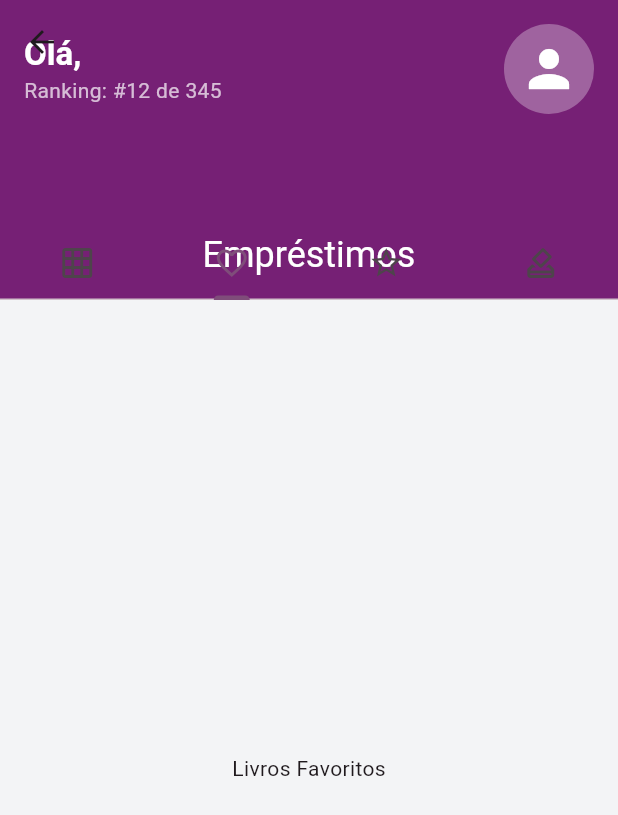
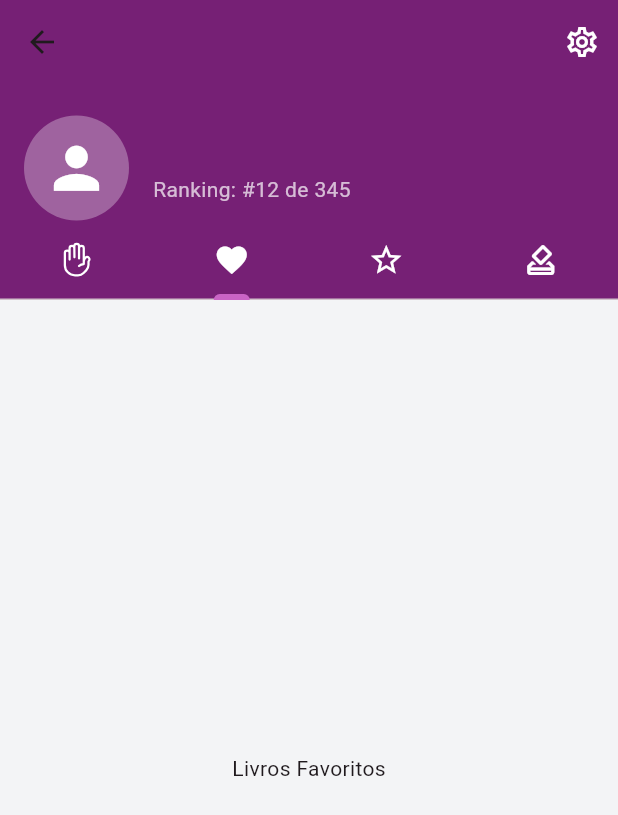
Before and after one commit to TCC-DS-2025/lumilivre-mobile, a Flutter app: the ProfileScreen screen opened directly, tab 2 chosen, on a phone screen of 412 x 824 dp. Shown: the top 815 px of the screen. Run offline on Flutter 3.47's test engine with Material 3 defaults, Android fonts, the light colour scheme and no system bars; our stand-ins replace flutter_svg, shared_preferences; accounts and stored records are empty; network calls fail.

Commit message:
refactor(profile): style header

```diff
--- a/lib/screens/profile.dart
+++ b/lib/screens/profile.dart
@@ -1,10 +1,12 @@
 import 'package:flutter/material.dart';
+import 'package:flutter_svg/svg.dart';
 import 'package:provider/provider.dart';
 
 import 'package:lumilivre_app/models/loan.dart';
 import 'package:lumilivre_app/services/api.dart';
 import 'package:lumilivre_app/widgets/loan_card.dart';
 import 'package:lumilivre_app/providers/auth.dart';
+import 'package:lumilivre_app/utils/constants.dart';
 
 class ProfileScreen extends StatefulWidget {
   const ProfileScreen({super.key});
@@ -19,10 +21,18 @@ class _ProfileScreenState extends State<ProfileScreen>
   final ApiService _apiService = ApiService();
   Future<List<Loan>>? _loansFuture;
 
+  int _currentIndex = 0;
+
   @override
   void initState() {
     super.initState();
     _tabController = TabController(length: 4, vsync: this);
+
+    _tabController.addListener(() {
+      setState(() {
+        _currentIndex = _tabController.index;
+      });
+    });
 
     final authProvider = Provider.of<AuthProvider>(context, listen: false);
     if (authProvider.isAuthenticated &&
@@ -54,21 +64,72 @@ class _ProfileScreenState extends State<ProfileScreen>
               floating: false,
               pinned: true,
               backgroundColor: theme.primaryColor,
+              actions: [
+                IconButton(
+                  icon: const Icon(
+                    Icons.settings_outlined,
+                    color: Colors.white,
+                  ),
+                  onPressed: () {
+                    // TODO: tela de configurações
+                  },
+                ),
+              ],
               flexibleSpace: FlexibleSpaceBar(
-                centerTitle: true,
-                title: Text(
-                  'Empréstimos', // TODO: mudar dinamicamente com a aba
-                  style: TextStyle(color: Colors.white, fontSize: 16),
-                ),
                 background: _buildProfileHeader(authProvider, theme),
               ),
               bottom: TabBar(
                 controller: _tabController,
-                tabs: const [
-                  Tab(icon: Icon(Icons.grid_on)),
-                  Tab(icon: Icon(Icons.favorite_border)),
-                  Tab(icon: Icon(Icons.star_border)),
-                  Tab(icon: Icon(Icons.how_to_vote_outlined)),
+                indicatorColor: LumiLivreTheme.label,
+                indicatorWeight: 4.0,
+                indicatorSize:
+                    TabBarIndicatorSize.label,
+                splashFactory: NoSplash.splashFactory,
+                overlayColor: MaterialStateProperty.resolveWith<Color?>((
+                  Set<MaterialState> states,
+                ) {
+                  return Colors
+                      .transparent;
+                }),
+
+                tabs: [
+                  Tab(
+                    icon: SvgPicture.asset(
+                      _currentIndex == 0
+                          ? 'assets/icons/loans-active.svg'
+                          : 'assets/icons/loans.svg',
+                      height: 24,
+                      colorFilter: const ColorFilter.mode(
+                        Colors.white,
+                        BlendMode.srcIn,
+                      ),
+                    ),
+                  ),
+                  Tab(
+                    icon: Icon(
+                      _currentIndex == 1
+                          ? Icons.favorite
+                          : Icons.favorite_border,
+                      color: Colors.white,
+                      size: 24,
+                    ),
+                  ),
+                  Tab(
+                    icon: Icon(
+                      _currentIndex == 2 ? Icons.star : Icons.star_border,
+                      color: Colors.white,
+                      size: 24,
+                    ),
+                  ),
+                  Tab(
+                    icon: Icon(
+                      _currentIndex == 3
+                          ? Icons.how_to_vote
+                          : Icons.how_to_vote_outlined,
+                      color: Colors.white,
+                      size: 24,
+                    ),
+                  ),
                 ],
               ),
             ),
@@ -90,37 +151,31 @@ class _ProfileScreenState extends State<ProfileScreen>
   Widget _buildProfileHeader(AuthProvider authProvider, ThemeData theme) {
     return SafeArea(
       child: Padding(
-        padding: const EdgeInsets.only(top: 16, left: 16, right: 16),
-        child: Column(
+        padding: const EdgeInsets.only(top: 24, left: 16, right: 16),
+        child: Row(
+          crossAxisAlignment: CrossAxisAlignment.center,
           children: [
-            Row(
-              mainAxisAlignment: MainAxisAlignment.spaceBetween,
-              children: [
+            CircleAvatar(
+              radius: 35,
+              backgroundColor: Colors.white.withOpacity(0.3),
+              child: const Icon(Icons.person, size: 45, color: Colors.white),
+            ),
+            const SizedBox(width: 16),
             Column(
               crossAxisAlignment: CrossAxisAlignment.start,
+              mainAxisAlignment: MainAxisAlignment.center,
               children: [
                 Text(
-                      'Olá, ${authProvider.user?.email.split('@')[0] ?? 'Aluno'}',
+                  authProvider.user?.email.split('@')[0] ?? 'Aluno',
                   style: theme.textTheme.titleLarge?.copyWith(
                     color: Colors.white,
                     fontWeight: FontWeight.bold,
                   ),
                 ),
                 Text(
-                      'Ranking: #12 de 345', // Mock
+                  'Ranking: #12 de 345', // MOCK
                   style: theme.textTheme.bodyMedium?.copyWith(
                     color: Colors.white70,
-                      ),
-                    ),
-                  ],
-                ),
-                CircleAvatar(
-                  radius: 30,
-                  backgroundColor: Colors.white.withOpacity(0.3),
-                  child: const Icon(
-                    Icons.person,
-                    size: 40,
-                    color: Colors.white,
                   ),
                 ),
               ],
```
Also changed, not shown: assets/icons/loans-active.svg (added), assets/icons/loans.svg (added). Lines whose indentation alone changed are shown as unchanged.
